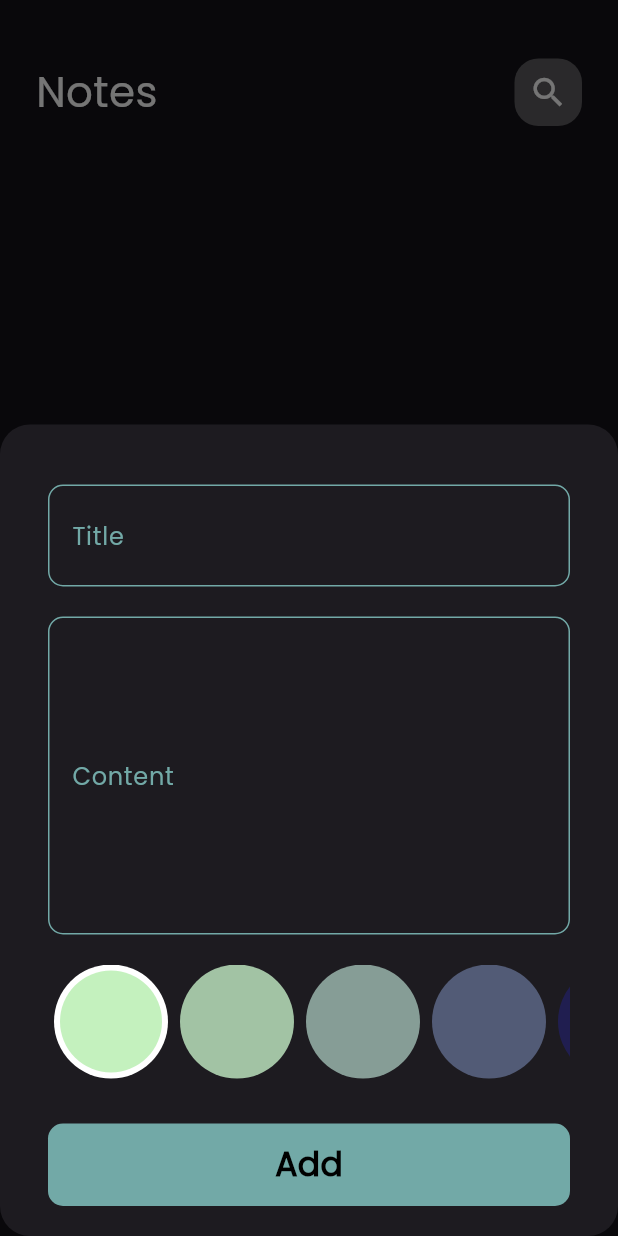
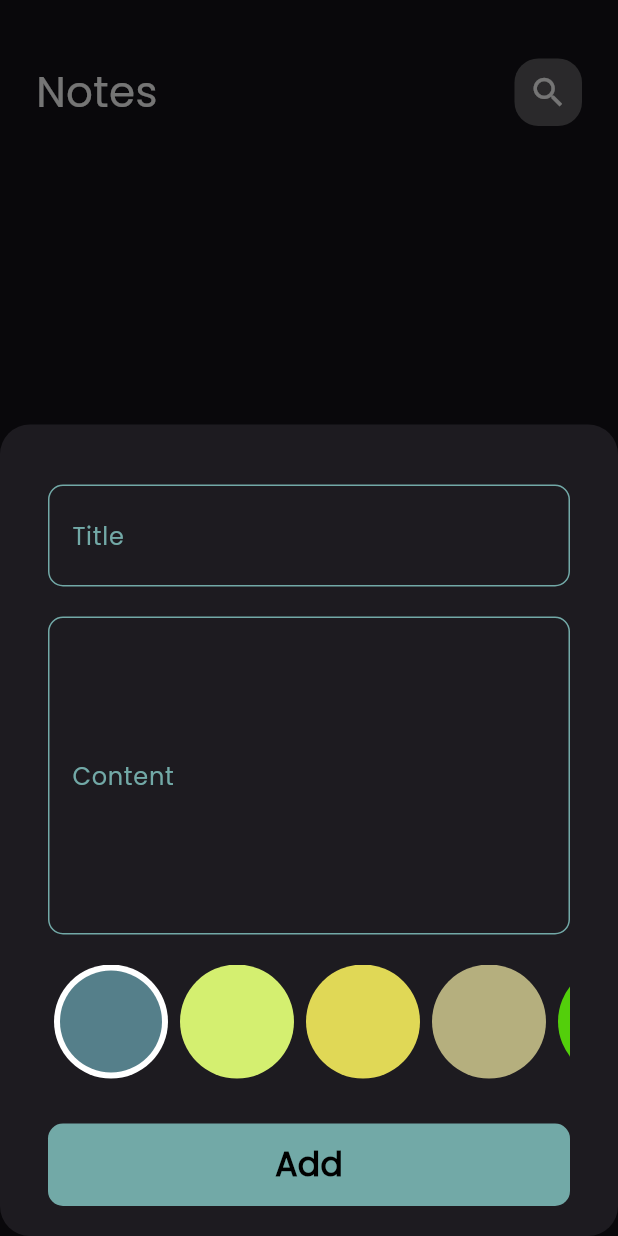
Before and after one commit to AmrMhmdBayoumi93/Notes-App, a Flutter app: the screen it shows after launch, after a tap on the "add" icon, on a phone screen of 412 x 824 dp. Run offline on Flutter 3.47's test engine with Material 3 defaults, Android fonts, the phone set to English and light mode, and no system bars; our stand-ins replace flutter_bloc, font_awesome_flutter, hive, hive_flutter; accounts and stored records are empty.

Commit message:
41. Add colors list  to note bottom sheet done

```diff
--- a/lib/cubits/add_note_cubit/add_note_cubit.dart
+++ b/lib/cubits/add_note_cubit/add_note_cubit.dart
@@ -2,6 +2,7 @@
 
   import 'dart:developer';
 
+import 'package:flutter/material.dart';
 import 'package:flutter_bloc/flutter_bloc.dart';
 import 'package:hive/hive.dart';
 import 'package:notesapp/constants.dart';
@@ -17,8 +18,10 @@ import 'package:notesapp/models/note_model.dart';
   class   AddNoteCubit extends Cubit<AddNoteState>{   // <Parent State>
     AddNoteCubit() : super(AddNoteInitial());
 
+  Color color =Colors.yellow;
+
   void addNote(NoteModel note)async{
-
+    note.color=color.value;
     emit(AddNoteLoading());
 
          try {
--- a/lib/widgets/colors_list_view.dart
+++ b/lib/widgets/colors_list_view.dart
@@ -1,5 +1,7 @@
 
   import 'package:flutter/material.dart';
+import 'package:flutter_bloc/flutter_bloc.dart';
+import 'package:notesapp/cubits/add_note_cubit/add_note_cubit.dart';
 
 class ColorItem extends StatelessWidget {
 
@@ -46,15 +48,17 @@ class _ColorsListViewState extends State<ColorsListView> {
 
       int currentIndex=0 ;
 
-                      // 6 colors item
+                      // 7 colors item
 
   final List<Color>colors = const [
-    Color(0xffC4F1BE),
-       Color(0xffA2C3A4),
-          Color(0xff869D96),
-             Color(0xff525B76),
-                Color(0xff201E50),
+    Color(0xff557F8A),
+       Color(0xffD4EF70),
+          Color(0xffE0D856),
+             Color.fromARGB(255, 181, 175, 126),
+                Color.fromARGB(255, 83, 207, 11),
                 Colors.yellow,
+                Colors.red,
+
   ];
 
       @override
@@ -72,7 +76,11 @@ class _ColorsListViewState extends State<ColorsListView> {
                 child: GestureDetector(
                   onTap:(){
 
+                     // for active checked color or not
                     currentIndex=index;
+                        // for send color to cubit variable of color
+                    BlocProvider.of<AddNoteCubit>(context).color=colors[index];
+                      // update UI
                     setState(() {
 
                     });
```
